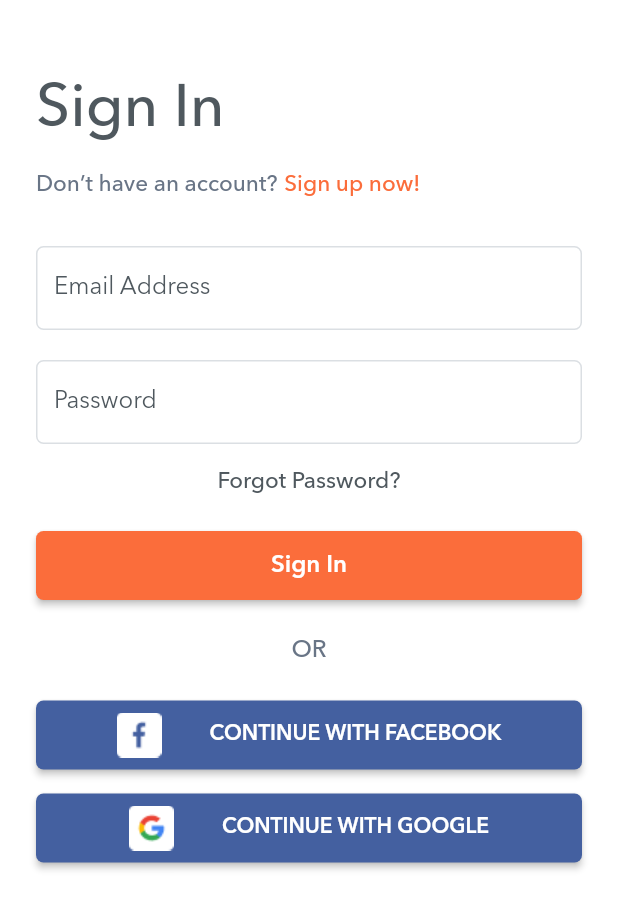
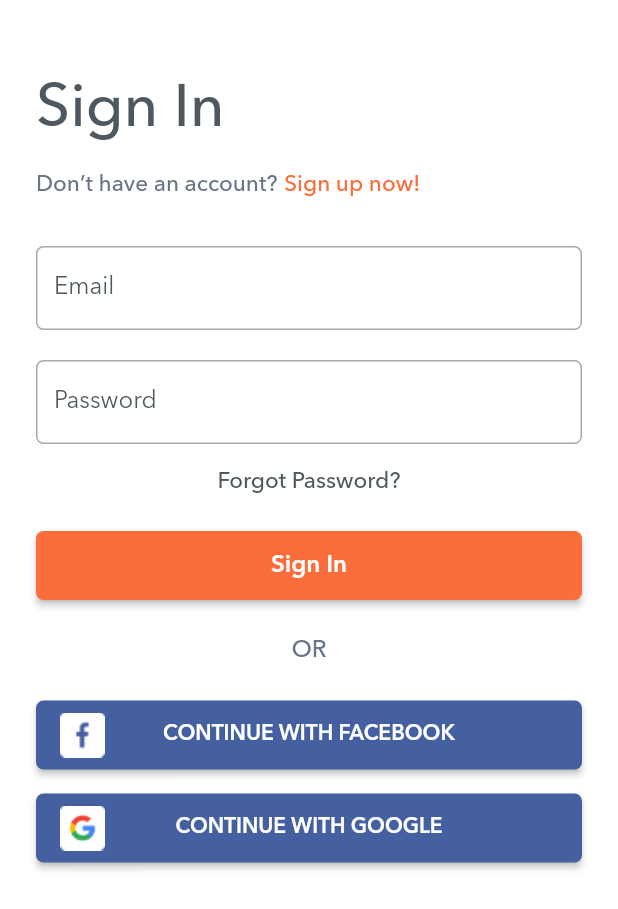
Before and after one commit to TrungNguyen1208/foodedu, a Flutter app: the screen it shows after launch, on a phone screen of 412 x 824 dp. Shown: the top 909 px of the screen. Run offline on Flutter 3.47's test engine with Material 2 defaults, Android fonts, the phone set to English and light mode, and no system bars.

Commit message:
Fix UI social_login_button, sign_in_screen

```diff
--- a/lib/feature/sign_in/sign_in_screen.dart
+++ b/lib/feature/sign_in/sign_in_screen.dart
@@ -16,8 +16,8 @@ class _SignInScreenState extends State<SignInScreen> {
   @override
   void initState() {
     super.initState();
-    _focusEmail = new FocusNode();
-    _focusPassword = new FocusNode();
+    _focusEmail = FocusNode();
+    _focusPassword = FocusNode();
     _focusEmail.addListener(_onFocusNodeEvent);
     _focusPassword.addListener(_onFocusNodeEvent);
   }
@@ -30,9 +30,9 @@ class _SignInScreenState extends State<SignInScreen> {
   }
 
   void _onFocusNodeEvent() {
-    setState(() {
-      // Re-renders
-    });
+    // setState(() {
+    //   // Re-renders
+    // });
   }
 
   @override
@@ -104,9 +104,8 @@ class _SignInScreenState extends State<SignInScreen> {
         textInputAction: TextInputAction.next,
         keyboardAppearance: Brightness.light,
         keyboardType: TextInputType.emailAddress,
-        // style: AppTheme.kRegularTextStyle.copyWith(
-        //   color: AppColor.subLabel,
-        // ),
+        maxLength: LimitText.emailAddressMaxLength,
+        style: Theme.of(context).textTheme.bodyText1.copyWith(color: AppColor.darkGrayHighlighted),
         cursorColor: AppColor.darkGrayHighlighted,
         decoration: InputDecoration(
           alignLabelWithHint: true,
@@ -118,20 +117,21 @@ class _SignInScreenState extends State<SignInScreen> {
             borderRadius: BorderRadius.circular(5.0),
             borderSide: const BorderSide(color: AppColor.borderTextField, width: 1),
           ),
-          labelText: 'Email Address',
-          labelStyle: Theme.of(context).textTheme.bodyText1,
+          counterText: '',
+          labelText: 'Email',
+          labelStyle: Theme.of(context).textTheme.bodyText1.copyWith(color: AppColor.darkGrayHighlighted),
         ),
       ),
       const SizedBox(height: 20),
       TextField(
-        focusNode: _focusEmail,
+        focusNode: _focusPassword,
         maxLines: 1,
-        textInputAction: TextInputAction.next,
+        obscureText: true,
+        textInputAction: TextInputAction.done,
         keyboardAppearance: Brightness.light,
-        keyboardType: TextInputType.emailAddress,
-        // style: AppTheme.kRegularTextStyle.copyWith(
-        //   color: AppColor.subLabel,
-        // ),
+        keyboardType: TextInputType.visiblePassword,
+        maxLength: LimitText.passwordMaxLength,
+        style: Theme.of(context).textTheme.bodyText1.copyWith(color: AppColor.darkGrayHighlighted),
         cursorColor: AppColor.darkGrayHighlighted,
         decoration: InputDecoration(
           alignLabelWithHint: true,
@@ -143,8 +143,9 @@ class _SignInScreenState extends State<SignInScreen> {
             borderRadius: BorderRadius.circular(5.0),
             borderSide: const BorderSide(color: AppColor.borderTextField, width: 1),
           ),
+          counterText: '',
           labelText: 'Password',
-          labelStyle: Theme.of(context).textTheme.bodyText1,
+          labelStyle: Theme.of(context).textTheme.bodyText1.copyWith(color: AppColor.darkGrayHighlighted),
         ),
       ),
     ]);
--- a/lib/feature/widget/authen/social_login_button.dart
+++ b/lib/feature/widget/authen/social_login_button.dart
@@ -1,5 +1,4 @@
 import 'package:flutter/material.dart';
-import 'package:foodedu/general/constant/app_constant.dart';
 import 'package:foodedu/general/constant/app_theme.dart';
 
 class SocialLoginButton extends StatelessWidget {
@@ -30,17 +29,27 @@ class SocialLoginButton extends StatelessWidget {
         highlightColor: Colors.transparent,
         color: color,
         textColor: textColor,
-        child: Row(
+        child: Stack(
+          children: <Widget>[
+            Column(
+              mainAxisAlignment: MainAxisAlignment.center,
               crossAxisAlignment: CrossAxisAlignment.center,
-          mainAxisSize: MainAxisSize.min,
               children: <Widget>[
                 Image.asset(image, width: 30, height: 30, fit: BoxFit.cover),
-            const SizedBox(width: AppMargin.bigger),
-            Text(title.toUpperCase(),
+              ],
+            ),
+            Center(
+              child: Padding(
+                padding: const EdgeInsets.symmetric(horizontal: 40),
+                child: Text(title.toUpperCase(),
+                    maxLines: 2,
+                    textAlign: TextAlign.center,
                     style: Theme.of(context)
                         .textTheme
                         .subtitle1
                         .copyWith(color: textColor, fontSize: 14.0)),
+              ),
+            ),
           ],
         ),
       ),
--- a/lib/general/constant/app_theme.dart
+++ b/lib/general/constant/app_theme.dart
@@ -45,5 +45,5 @@ class AppColor {
   static const Color google = Color(0xff4285F4);
 
   static const Color defaultText = Color(0xff4F585E);
-  static const Color borderTextField = Color(0xffDBDFE3);
+  static const Color borderTextField = Color(0xffa7aaab);
 }
--- a/lib/main.dart
+++ b/lib/main.dart
@@ -11,11 +11,20 @@ class FoodApp extends StatelessWidget {
   // This widget is the root of your application.
   @override
   Widget build(BuildContext context) {
-    return MaterialApp(
-      title: 'Foodude',
-      debugShowCheckedModeBanner: false,
-      theme: AppTheme.lightTheme,
-      home: SignInScreen(),
+    return GestureDetector(
+      onTap: () {
+        // https://flutterigniter.com/dismiss-keyboard-form-lose-focus/
+        final FocusScopeNode currentFocus = FocusScope.of(context);
+        if (!currentFocus.hasPrimaryFocus && currentFocus.focusedChild != null) {
+          currentFocus.focusedChild.unfocus();
+        }
+      },
+      child: MaterialApp(
+        title: 'Foodude',
+        debugShowCheckedModeBanner: false,
+        theme: AppTheme.lightTheme,
+        home: SignInScreen(),
+      ),
     );
   }
 }
```
Also changed, not shown: lib/general/utils/validate_util.dart (added, +105 -0 lines). Lines whose indentation alone changed are shown as unchanged.
